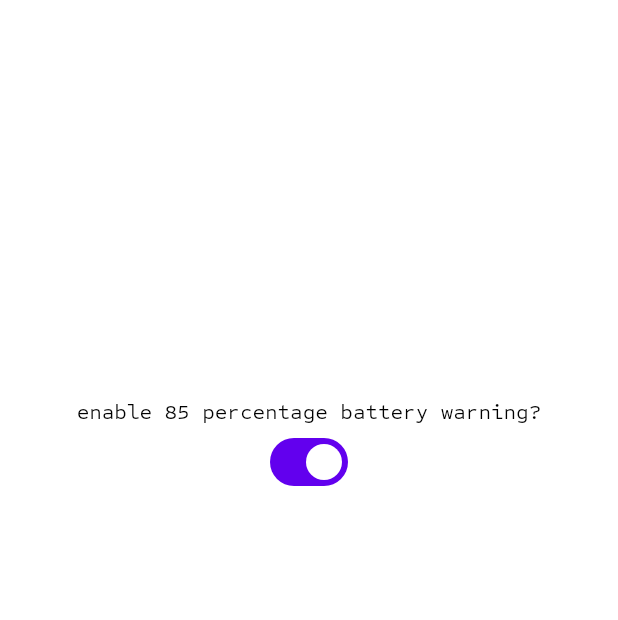
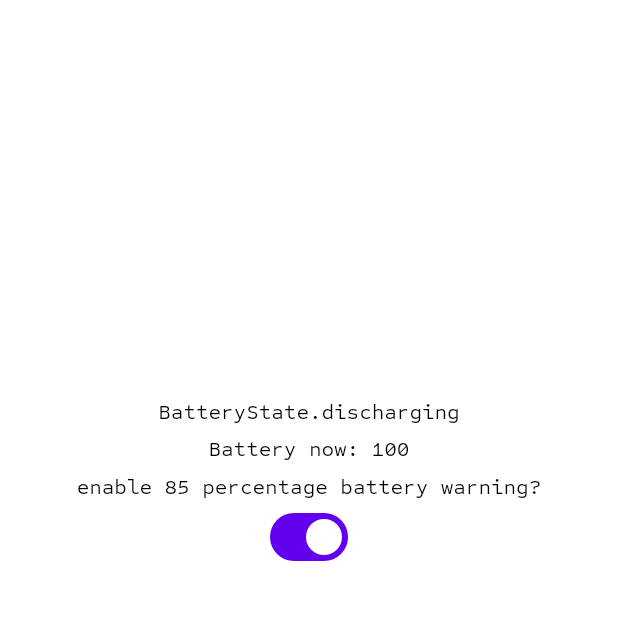
Before and after one commit to BornAsSlayer/My-Battery-Lives-V2, a Flutter app: the screen it shows after launch, on a phone screen of 412 x 824 dp, the part 63-683 px from its top. Run offline on Flutter 3.47's test engine with Material 3 defaults, Android fonts, the phone set to English and light mode, and no system bars; our stand-ins replace battery_plus, logger.

Commit message:
added batteryState, percentage and logger

```diff
--- a/lib/main.dart
+++ b/lib/main.dart
@@ -1,5 +1,4 @@
 import 'package:flutter/material.dart';
-
 import 'screens/home.dart';
 
 void main() {
--- a/lib/screens/home.dart
+++ b/lib/screens/home.dart
@@ -2,7 +2,7 @@ import 'package:flutter/material.dart';
 import 'package:my_battery_lives_v2/widgets/battery_status_widget.dart';
 
 class Home extends StatefulWidget {
-  const Home({Key? key}) : super(key: key);
+  const Home({super.key});
 
   @override
   State<Home> createState() => _HomeState();
--- /dev/null
+++ b/lib/services/battery_service.dart
@@ -0,0 +1,48 @@
+import 'dart:async';
+
+import 'package:battery_plus/battery_plus.dart';
+import 'package:flutter/services.dart';
+import 'package:logger/logger.dart';
+
+class BatteryService{
+  final Battery _battery = Battery();
+  BatteryState? batteryState;
+  StreamSubscription <BatteryState>? batteryStateSubscription;
+
+  final Logger _logger = Logger(
+    printer: SimplePrinter()
+  );
+
+  String batteryStatus(){
+    _battery.onBatteryStateChanged.listen((BatteryState state) {
+      batteryState = state;
+    });
+    return '$batteryState';
+  }
+
+  String batteryStatusText(){
+    _battery.onBatteryStateChanged.listen((BatteryState state) {
+      batteryState = state;
+    });
+    String state = '$batteryState';
+    if(state == 'BatteryState.connectedNotcharging'){
+      return 'Connected, Not Charging';
+    }else if(state == 'BatteryState.discharging'){
+      return 'Not Charging';
+    }else if(state == 'BatteryState.charging'){
+      return 'Charging';
+    }else{
+      return 'null';
+    }
+  }
+
+  Future<int> getBatteryPercentage() async{
+    try {
+      final int batteryLevel = await _battery.batteryLevel;
+      return batteryLevel;
+    } on PlatformException catch (e) {
+      _logger.e('error getting Battery percentage : ${e.message}');
+      return -1;
+    }
+  }
+}
--- a/lib/widgets/battery_status_widget.dart
+++ b/lib/widgets/battery_status_widget.dart
@@ -1,4 +1,9 @@
+import 'dart:async';
+
+import 'package:battery_plus/battery_plus.dart';
 import 'package:flutter/material.dart';
+import 'package:logger/logger.dart';
+import 'package:my_battery_lives_v2/services/battery_service.dart';
 
 class BatteryStatusWidget extends StatefulWidget {
   const BatteryStatusWidget({super.key});
@@ -8,11 +13,67 @@ class BatteryStatusWidget extends StatefulWidget {
 }
 
 class _BatteryStatusWidgetState extends State<BatteryStatusWidget> {
+  final BatteryService _batteryService = BatteryService();
+  final Battery battery = Battery();
+  String batteryStateNew = 'null';
+
+  final _logger = Logger(
+    printer: SimplePrinter(),
+  );
+
+  late Timer timer;
   bool switchValue = true;
+  String batteryPercentage = "{Battery percentage comes here...}";
+
+  Future<void> _callBatteryPercentageService() async{
+    try{
+      int result = await _batteryService.getBatteryPercentage();
+
+      setState(() {
+        batteryPercentage = 'Battery now: $result';
+      });
+    }catch(e){
+      _logger.e('Error receiving the battery percentage: $e');
+    }
+  }
+
+  @override
+  void initState() {
+    timer = Timer.periodic(const Duration(seconds: 1), (timer){
+      _callBatteryPercentageService();
+      batteryStateNew = _batteryService.batteryStatus();
+
+      // if(batteryState == 'BatteryState.connectedNotcharging'){
+      //   batteryStateNew = 'Connected, Not Charging';
+      // }else if(batteryState == 'BatteryState.discharging'){
+      //   batteryStateNew = 'Not Charging';
+      // }else if(batteryState == 'BatteryState.charging'){
+      //   batteryStateNew = 'Charging';
+      // }else{
+      //   batteryStateNew = 'null';
+      // }
+    });
+    super.initState();
+  }
+
+  @override
+  void dispose() {
+    timer.cancel();
+    super.dispose();
+  }
+
   @override
   Widget build(BuildContext context) {
     return Column(
       children: [
+        Text('$batteryStateNew',
+        style: const TextStyle( fontFamily: 'Sometypemono Regular'),
+        ),
+        const SizedBox(height: 5),
+        Text(batteryPercentage,
+        style: const TextStyle( fontFamily: 'Sometypemono Regular'),
+        ),
+        const SizedBox(height: 5),
         const Text("enable 85 percentage battery warning?",
         style: TextStyle( fontFamily: 'Sometypemono Regular'),
         ),
--- a/pubspec.yaml
+++ b/pubspec.yaml
@@ -36,6 +36,7 @@ dependencies:
   # Use with the CupertinoIcons class for iOS style icons.
   cupertino_icons: ^1.0.2
   battery_plus: ^5.0.2
+  logger: ^2.0.2+1
 
 dev_dependencies:
   flutter_test:
@@ -46,7 +47,7 @@ dev_dependencies:
   # activated in the `analysis_options.yaml` file located at the root of your
   # package. See that file for information about deactivating specific lint
   # rules and activating additional ones.
-  flutter_lints: ^2.0.0
+  flutter_lints: ^3.0.1
 
 # For information on the generic Dart part of this file, see the
 # following page: https://dart.dev/tools/pub/pubspec
```
Also changed, not shown: pubspec.lock.
